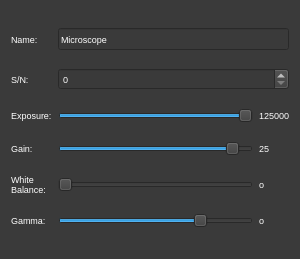
Qt form ui/settingPopUpMenu.ui (AllenNeuralDynamics/parallax) before a commit.
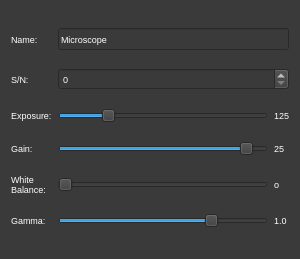
The same form after that commit.

Commit message:
Label formats in setting changed
ExposureTime in msec, Gamma: 0.25~1.25

Diff of the .ui file:
```diff
--- a/ui/settingPopUpMenu.ui
+++ b/ui/settingPopUpMenu.ui
@@ -59,7 +59,7 @@
    <item row="5" column="2">
     <widget class="QLabel" name="gammaNum">
      <property name="text">
-      <string>o</string>
+      <string>1.0</string>
      </property>
     </widget>
    </item>
@@ -89,7 +89,7 @@
    <item row="2" column="2">
     <widget class="QLabel" name="expNum">
      <property name="text">
-      <string>125000</string>
+      <string>125</string>
      </property>
      <property name="textFormat">
       <enum>Qt::PlainText</enum>
@@ -120,13 +120,13 @@
    <item row="2" column="1">
     <widget class="QSlider" name="expSlider">
      <property name="minimum">
-      <number>90000</number>
+      <number>90</number>
      </property>
      <property name="maximum">
-      <number>250000</number>
+      <number>250</number>
      </property>
      <property name="value">
-      <number>125000</number>
+      <number>125</number>
      </property>
      <property name="orientation">
       <enum>Qt::Horizontal</enum>
```
The commit also changes 1 other file.
